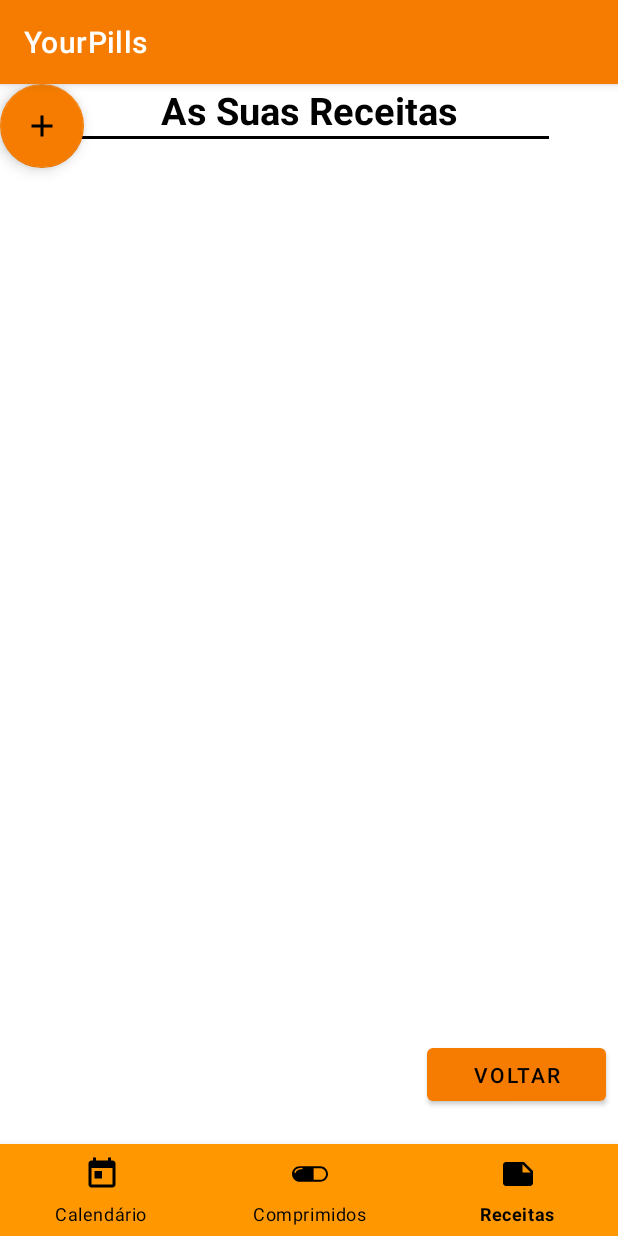
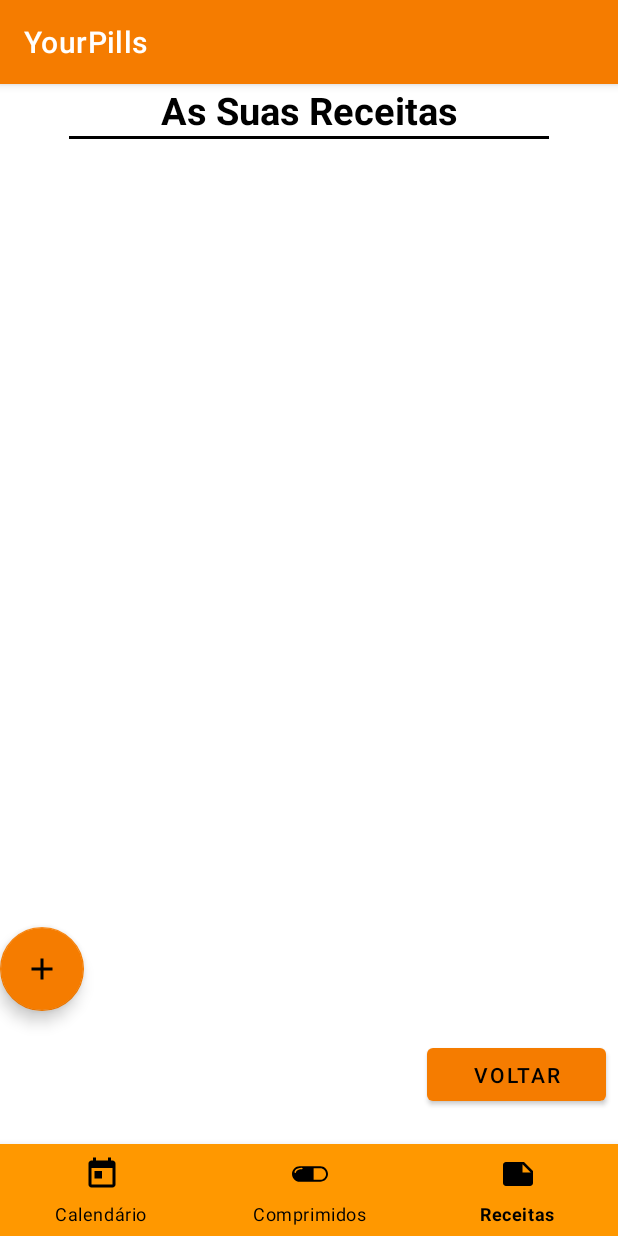
Before and after one commit to CheCheXD/YourPills, an Android app: the ReceitasActivity screen opened directly, with no data from a screen before it, on a phone screen of 412 x 824 dp. Run offline under Robolectric (Android 15) with nearby library versions, the phone set to English and light mode, and no system bars.

Commit message:
twelfth commit

```diff
--- a/app/src/main/res/layout/activity_receitas.xml
+++ b/app/src/main/res/layout/activity_receitas.xml
@@ -36,11 +36,12 @@
         android:id="@+id/add1"
         android:layout_width="wrap_content"
         android:layout_height="wrap_content"
+        android:layout_marginBottom="150dp"
         android:clickable="true"
+        app:layout_constraintBottom_toBottomOf="parent"
         app:srcCompat="@drawable/ic_baseline_add_24"
-        tools:layout_editor_absoluteX="339dp"
-        tools:layout_editor_absoluteY="531dp"
-        tools:ignore="MissingConstraints" />
+        tools:ignore="MissingConstraints"
+        tools:layout_editor_absoluteX="339dp" />
 
 
     <Button
```
